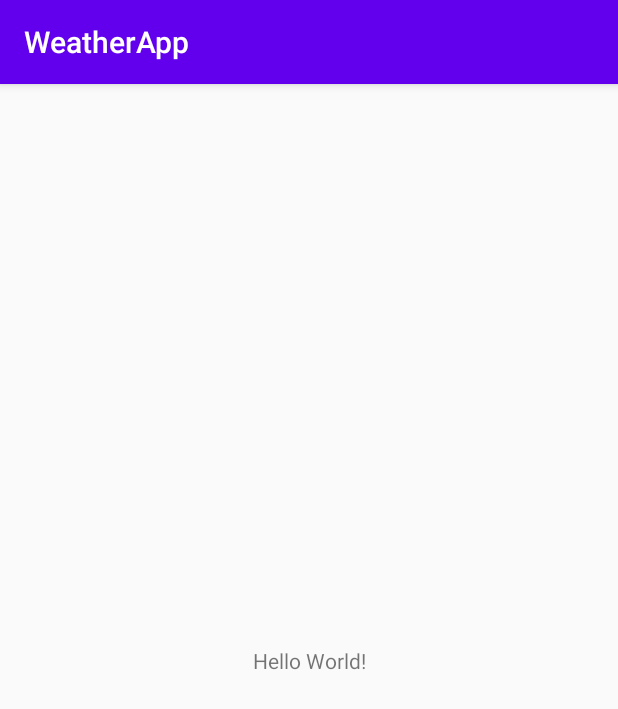
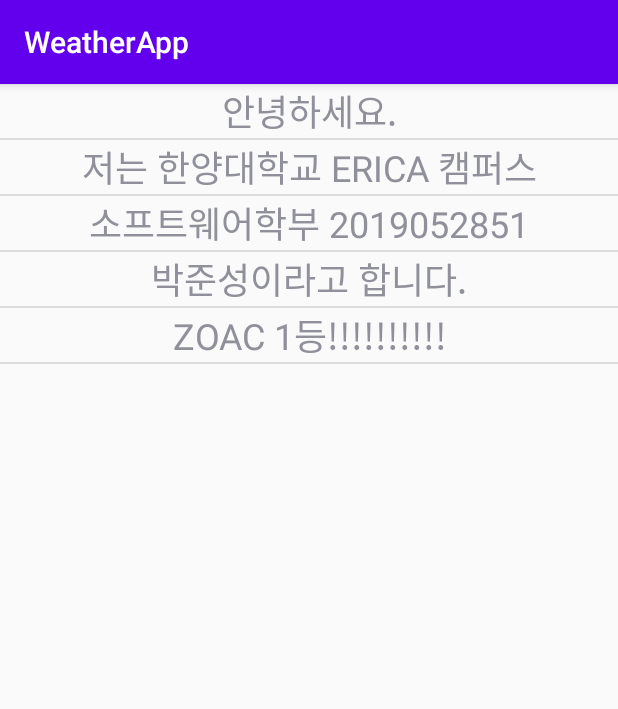
Before and after one commit to rasauq1122/2020oss_repo, an Android app: the screen it shows after launch (MainActivity), on a phone screen of 412 x 824 dp. Shown: the top 709 px of the screen. Run offline under Robolectric (Android 15) with nearby library versions, the phone set to English and light mode, and no system bars.

Commit message:
7th : ListView Complete

```diff
--- a/7th/app/src/main/java/com/example/weatherapp/MainActivity.java
+++ b/7th/app/src/main/java/com/example/weatherapp/MainActivity.java
@@ -2,13 +2,33 @@ package com.example.weatherapp;
 
 import androidx.appcompat.app.AppCompatActivity;
 
+import android.content.Context;
 import android.os.Bundle;
+import android.widget.ListView;
+
+import java.util.ArrayList;
 
 public class MainActivity extends AppCompatActivity {
+
+    private Context mContext;
+    private ListView stringViewer;
+    private ArrayList<String> stringArrayList = new ArrayList<>();
+    private StringAdapter stringAdapter;
 
     @Override
     protected void onCreate(Bundle savedInstanceState) {
         super.onCreate(savedInstanceState);
         setContentView(R.layout.activity_main);
+        this.mContext = getApplicationContext();
+
+        stringViewer = (ListView) findViewById(R.id.listviewer);
+        stringArrayList.add("안녕하세요.");
+        stringArrayList.add("저는 한양대학교 ERICA 캠퍼스");
+        stringArrayList.add("소프트웨어학부 2019052851");
+        stringArrayList.add("박준성이라고 합니다.");
+        stringArrayList.add("ZOAC 1등!!!!!!!!!!");
+
+        stringAdapter = new StringAdapter(mContext, stringArrayList);
+        stringViewer.setAdapter(stringAdapter);
     }
 }
--- /dev/null
+++ b/7th/app/src/main/java/com/example/weatherapp/StringAdapter.java
@@ -0,0 +1,48 @@
+package com.example.weatherapp;
+
+import android.content.Context;
+import android.view.LayoutInflater;
+import android.view.View;
+import android.view.ViewGroup;
+import android.widget.BaseAdapter;
+import android.widget.TextView;
+
+import java.util.ArrayList;
+
+public class StringAdapter extends BaseAdapter {
+    private Context mContext;
+    private ArrayList<String> stringArrayList;
+    private LayoutInflater mLayoutInflater;
+
+    public StringAdapter(Context mContext, ArrayList<String> stringArrayList) {
+        this.mContext = mContext;
+        this.stringArrayList = stringArrayList;
+        mLayoutInflater = LayoutInflater.from(mContext);
+    }
+
+    @Override
+    public int getCount() {
+        return stringArrayList.size();
+    }
+
+    @Override
+    public String getItem(int position) {
+        return stringArrayList.get(position);
+    }
+
+    @Override
+    public long getItemId(int position) {
+        return position;
+    }
+
+    @Override
+    public View getView(int position, View convertView, ViewGroup parent) {
+        View view = mLayoutInflater.inflate(R.layout.items, null);
+
+        TextView stringViewer = (TextView) view.findViewById(R.id.item_string);
+
+        stringViewer.setText(stringArrayList.get(position));
+
+        return view;
+    }
+}
--- a/7th/app/src/main/res/layout/activity_main.xml
+++ b/7th/app/src/main/res/layout/activity_main.xml
@@ -6,13 +6,8 @@
     android:layout_height="match_parent"
     tools:context=".MainActivity">
 
-    <TextView
-        android:layout_width="wrap_content"
-        android:layout_height="wrap_content"
-        android:text="Hello World!"
-        app:layout_constraintBottom_toBottomOf="parent"
-        app:layout_constraintLeft_toLeftOf="parent"
-        app:layout_constraintRight_toRightOf="parent"
-        app:layout_constraintTop_toTopOf="parent" />
-
+    <ListView
+        android:id="@+id/listviewer"
+        android:layout_width="match_parent"
+        android:layout_height="match_parent" />
 </androidx.constraintlayout.widget.ConstraintLayout>
--- /dev/null
+++ b/7th/app/src/main/res/layout/items.xml
@@ -0,0 +1,16 @@
+<?xml version="1.0" encoding="utf-8"?>
+<androidx.constraintlayout.widget.ConstraintLayout xmlns:android="http://schemas.android.com/apk/res/android"
+    xmlns:app="http://schemas.android.com/apk/res-auto"
+    android:layout_width="match_parent"
+    android:layout_height="match_parent">
+
+    <TextView
+        android:id="@+id/item_string"
+        android:layout_width="match_parent"
+        android:layout_height="match_parent"
+        app:layout_constraintEnd_toStartOf="parent"
+        app:layout_constraintStart_toStartOf="parent"
+        app:layout_constraintTop_toTopOf="parent"
+        android:gravity="center_horizontal"
+        android:textSize="24dp"/>
+</androidx.constraintlayout.widget.ConstraintLayout>
```
Also changed, not shown: 1 other file.
